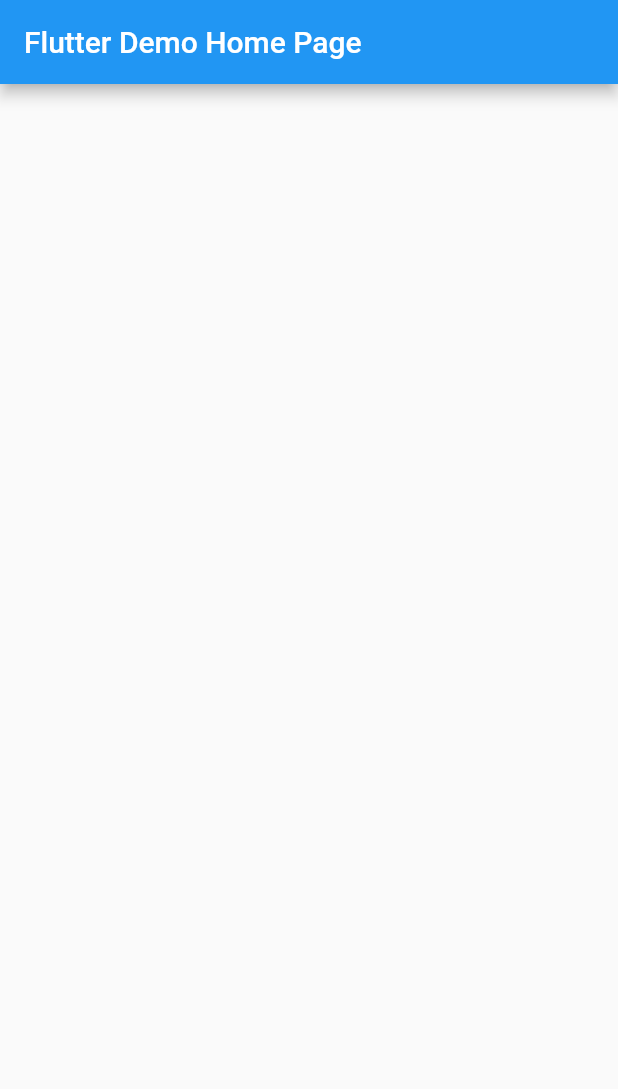
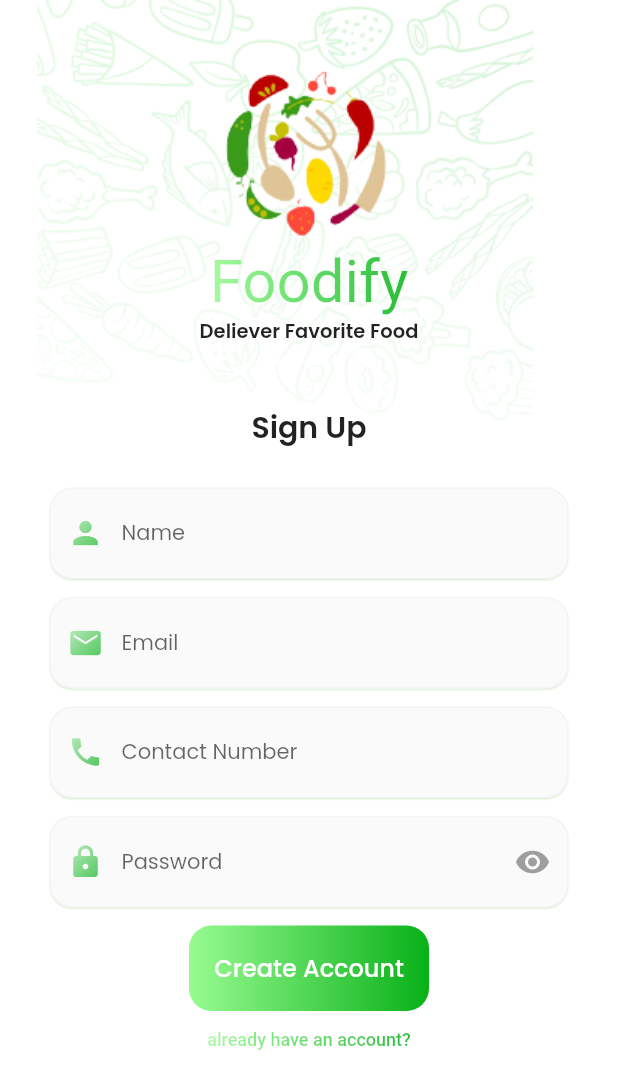
Before and after one commit to The-Robotics-Forum/flutter-ui-templates, a Flutter app: the screen it shows after launch, on a phone screen of 412 x 824 dp. Shown: the top 1089 px of the screen. Run offline on Flutter 3.47's test engine with Material 2 defaults, Android fonts, the phone set to English and light mode, and no system bars; our stand-ins replace animated_splash_screen, battery_plus, carousel_slider, fl_chart, flutter_map, flutter_spinkit and 15 more; missing offline and left inert: battery_indicator, flutter_settings_ui, qr_code_scanner, tab_container, torch_light; Roboto replaces fonts that are missing (Viga); project files that could hold a hidden picture were left out.

Commit message:
#120 Fixed Registration Page (#129)

```diff
--- /dev/null
+++ b/projects/canteen_app/lib/Screen/Register/registrationScreen.dart
@@ -0,0 +1,272 @@
+import 'package:canteen_app/Screen/Register/RegisterChild.dart';
+import 'package:google_fonts/google_fonts.dart';
+import 'package:flutter/material.dart';
+
+class RegisterScreen extends StatefulWidget {
+  const RegisterScreen({Key? key}) : super(key: key);
+
+  @override
+  State<RegisterScreen> createState() => _RegisterScreenState();
+}
+
+class _RegisterScreenState extends State<RegisterScreen> {
+  @override
+  Widget build(BuildContext context) {
+    return Scaffold(
+      backgroundColor: const Color(0xFFFFFFFF),
+      body: SingleChildScrollView(
+        child: SafeArea(
+          child: Stack(
+            children: [
+              Container(
+                  width: 380,
+                  child: const Center(
+                      child:  Image(
+                        image:  AssetImage('assets/Pattern.jpg'),
+                        height: 715,
+                      ))),
+              Column(
+                children: [
+                  Center(
+                    child: Padding(
+                      padding: const EdgeInsets.only(top: 25.0),
+                      child: Container(
+                        height: 139,
+                        width: 175,
+                        child: const Image(
+                          image: AssetImage('assets/Logo.png'),
+                        ),
+                      ),
+                    ),
+                  ),
+                  GradientText(
+                    'Foodify',
+                    style: GoogleFonts.viga(fontSize: 40, fontWeight: FontWeight.w400),
+                    gradient: const LinearGradient(colors: [
+                      Color(0xFF98FB91),
+                      Color(0xFF08B118),
+                    ]),
+                  ),
+                  Text(
+                    'Deliever Favorite Food',
+                    style: GoogleFonts.poppins(fontSize: 13, fontWeight: FontWeight.w600),
+                  ),
+                  const SizedBox(
+                    height: 40,
+                  ),
+                  Text(
+                    'Sign Up',
+                    style: GoogleFonts.poppins(fontSize: 20, fontWeight: FontWeight.w600),
+                  ),
+                  const SizedBox(
+                    height: 25,
+                  ),
+                  Container(
+                    padding: const EdgeInsets.only(left: 33, right: 33.04),
+                    decoration: BoxDecoration(
+                      borderRadius: BorderRadius.circular(15),
+                    ),
+                    child: Material(
+                      elevation: 0.5,
+                      shadowColor: const Color(0xFF5A6CEA12),
+                      borderRadius: BorderRadius.circular(15),
+                      child: TextField(
+                        decoration: InputDecoration(
+                            prefixIcon: LinearGradientMask(
+                              child: const Icon(
+                                Icons.person,
+                                color: Colors.white,
+                              ),
+                            ),
+                            hintText: 'Name',
+                            hintStyle: GoogleFonts.poppins(fontSize: 14, fontWeight: FontWeight.w400),
+                            enabledBorder: OutlineInputBorder(
+                              borderRadius: BorderRadius.circular(15),
+                              borderSide: const BorderSide(
+                                color: Color(0xFFF4F4F4),
+                              ),
+                            ),
+                            focusedBorder: const UnderlineInputBorder(borderSide: BorderSide.none)),
+                      ),
+                    ),
+                  ),
+                  SizedBox(height: 12,),
+                  Container(
+                    padding: const EdgeInsets.only(left: 33, right: 33.04),
+                    decoration: BoxDecoration(
+                      borderRadius: BorderRadius.circular(15),
+                    ),
+                    child: Material(
+                      elevation: 0.5,
+                      shadowColor: const Color(0xFF5A6CEA12),
+                      borderRadius: BorderRadius.circular(15),
+                      child: TextField(
+                        decoration: InputDecoration(
+                            prefixIcon: LinearGradientMask(
+                              child: const Icon(
+                                Icons.mail,
+                                color: Colors.white,
+                              ),
+                            ),
+                            hintText: 'Email',
+                            hintStyle: GoogleFonts.poppins(fontSize: 14, fontWeight: FontWeight.w400),
+                            enabledBorder: OutlineInputBorder(
+                              borderRadius: BorderRadius.circular(15),
+                              borderSide: const BorderSide(
+                                color: Color(0xFFF4F4F4),
+                              ),
+                            ),
+                            focusedBorder: const UnderlineInputBorder(borderSide: BorderSide.none)),
+                      ),
+                    ),
+                  ),
+                  SizedBox(height: 12,),
+                  Container(
+                    padding: const EdgeInsets.only(left: 33, right: 33.04),
+                    decoration: BoxDecoration(
+                      borderRadius: BorderRadius.circular(15),
+                    ),
+                    child: Material(
+                      elevation: 0.5,
+                      shadowColor: const Color(0xFF5A6CEA12),
+                      borderRadius: BorderRadius.circular(15),
+                      child: TextField(
+                        decoration: InputDecoration(
+                            prefixIcon: LinearGradientMask(
+                              child: const Icon(
+                                Icons.phone,
+                                color: Colors.white,
+                              ),
+                            ),
+                            hintText: 'Contact Number',
+                            hintStyle: GoogleFonts.poppins(fontSize: 14, fontWeight: FontWeight.w400),
+                            enabledBorder: OutlineInputBorder(
+                              borderRadius: BorderRadius.circular(15),
+                              borderSide: const BorderSide(
+                                color: Color(0xFFF4F4F4),
+                              ),
+                            ),
+                            focusedBorder: const UnderlineInputBorder(borderSide: BorderSide.none)),
+                      ),
+                    ),
+                  ),
+                  SizedBox(height: 12,),
+                  Container(
+                    padding: const EdgeInsets.only(left: 33, right: 33.04),
+                    decoration: BoxDecoration(
+                      borderRadius: BorderRadius.circular(15),
+                    ),
+                    child: Material(
+                      elevation: 0.5,
+                      shadowColor: const Color(0xFF5A6CEA12),
+                      borderRadius: BorderRadius.circular(15),
+                      child: TextField(
+                        obscureText: true,
+                        decoration: InputDecoration(
+                            prefixIcon: LinearGradientMask(
+                              child: const Icon(
+                                Icons.lock,
+                                color: Colors.white,
+                              ),
+                            ),
+                            suffixIcon: Icon(Icons.visibility,color: Colors.grey,),
+                            hintText: 'Password',
+                            hintStyle: GoogleFonts.poppins(fontSize: 14, fontWeight: FontWeight.w400),
+                            enabledBorder: OutlineInputBorder(
+                              borderRadius: BorderRadius.circular(15),
+                              borderSide: const BorderSide(
+                                color: Color(0xFFF4F4F4),
+                              ),
+                            ),
+                            focusedBorder: const UnderlineInputBorder(borderSide: BorderSide.none)),
+                      ),
+                    ),
+                  ),
+                  SizedBox(height: 12,),
+                  InkWell(
+                    onTap: (){
+                      Navigator.push(context, MaterialPageRoute(builder: (context) => const RegisterChild()));
+                    },
+                    child: Container(
+                      height: 57,
+                      width: 160,
+                      alignment: Alignment.center,
+                      decoration: BoxDecoration(
+                          borderRadius: BorderRadius.circular(15),
+                          gradient: const  LinearGradient(
+                              colors:[
+                                Color(0xFF98FB91),
+                                Color(0xFF08B118),
+                              ]
+                          )
+                      ),
+                      child: Text('Create Account', style: GoogleFonts.poppins(fontSize: 16,fontWeight: FontWeight.w500,color: Colors.white),),
+                    ),
+                  ),
+                  SizedBox(height: 12,),
+                  InkWell(
+                    onTap: (){},
+                    child: GradientText(
+                      'already have an account?',
+                      style: GoogleFonts.viga(fontSize: 12, fontWeight: FontWeight.w500),
+                      gradient: const LinearGradient(colors: [
+                        Color(0xFF98FB91),
+                        Color(0xFF08B118),
+                      ]),
+                    ),
+                  ),
+                ],
+              )
+            ],
+          ),
+        ),
+      ),
+    );
+  }
+}
+
+class GradientText extends StatelessWidget {
+  const GradientText(
+      this.text, {
+        required this.gradient,
+        this.style,
+      });
+
+  final String text;
+  final TextStyle? style;
+  final Gradient gradient;
+
+  @override
+  Widget build(BuildContext context) {
+    return ShaderMask(
+      blendMode: BlendMode.srcIn,
+      shaderCallback: (bounds) => gradient.createShader(
+        Rect.fromLTWH(0, 0, bounds.width, bounds.height),
+      ),
+      child: Text(text, style: style),
+    );
+  }
+}
+
+class LinearGradientMask extends StatelessWidget {
+  LinearGradientMask({required this.child});
+  final Widget child;
+
+  @override
+  Widget build(BuildContext context) {
+    return ShaderMask(
+      shaderCallback: (bounds) {
+        return const LinearGradient(
+          begin: Alignment.topLeft,
+          end: Alignment.bottomRight,
+          colors: [
+            Color(0xFFFFFFFF),
+            const Color(0xFF08B118),
+          ],
+          tileMode: TileMode.mirror,
+        ).createShader(bounds);
+      },
+      child: child,
+    );
+  }
+}
--- a/projects/canteen_app/lib/main.dart
+++ b/projects/canteen_app/lib/main.dart
@@ -1,3 +1,4 @@
+import 'package:canteen_app/Screen/Register/registrationScreen.dart';
 import 'package:canteen_app/dashboard.dart';
 import 'package:flutter/material.dart';
 
@@ -16,7 +17,8 @@ class MyApp extends StatelessWidget {
       theme: ThemeData(
         primarySwatch: Colors.blue,
       ),
-      home: const MyHomePage(title: 'Flutter Demo Home Page'),
+      debugShowCheckedModeBanner: false,
+      home: const RegisterScreen(),
     );
   }
 }
--- a/projects/canteen_app/pubspec.yaml
+++ b/projects/canteen_app/pubspec.yaml
@@ -34,6 +34,7 @@ dependencies:
   # The following adds the Cupertino Icons font to your application.
   # Use with the CupertinoIcons class for iOS style icons.
   cupertino_icons: ^1.0.2
+  google_fonts: ^3.0.1
 
 dev_dependencies:
   flutter_test:
@@ -58,9 +59,8 @@ flutter:
   uses-material-design: true
 
   # To add assets to your application, add an assets section, like this:
-  # assets:
-  #   - images/a_dot_burr.jpeg
-  #   - images/a_dot_ham.jpeg
+  assets:
+    - assets/
 
   # An image asset can refer to one or more resolution-specific "variants", see
   # https://flutter.dev/assets-and-images/#resolution-aware
```
Also changed, not shown: projects/canteen_app/lib/Screen/Register/RegisterChild.dart (added, +194 -0 lines), projects/canteen_app/assets/Logo.png (added), projects/canteen_app/assets/Pattern.jpg (added), projects/canteen_app/assets/Pattern2.jpg (added), projects/canteen_app/assets/bgphoto.jpg (added), projects/canteen_app/pubspec.lock, 1 other file.
